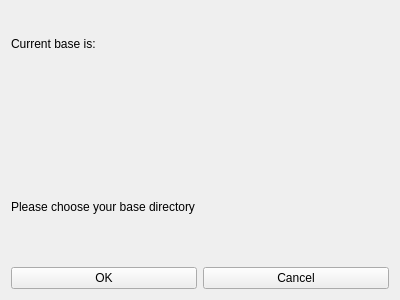
First picture: the form in basepathform.ui, repository xciollax/VSEL, before the edit.
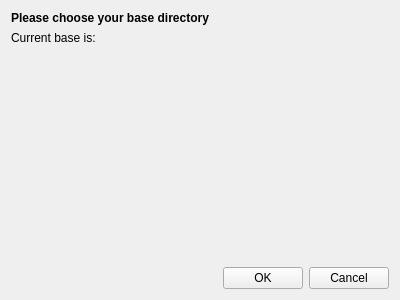
Second picture: the form after the edit.

Patch:
```diff
--- a/basepathform.ui
+++ b/basepathform.ui
@@ -13,19 +13,36 @@
   <property name="windowTitle">
    <string>Form</string>
   </property>
-  <layout class="QVBoxLayout" name="verticalLayout_4">
-   <item>
-    <layout class="QVBoxLayout" name="verticalLayout_3">
-     <item>
       <layout class="QVBoxLayout" name="verticalLayout_2">
        <item>
+    <widget class="QLabel" name="fixedMsgLabel">
+     <property name="font">
+      <font>
+       <weight>75</weight>
+       <bold>true</bold>
+      </font>
+     </property>
+     <property name="text">
+      <string>Please choose your base directory</string>
+     </property>
+    </widget>
+   </item>
+   <item>
+    <layout class="QFormLayout" name="formLayout">
+     <property name="labelAlignment">
+      <set>Qt::AlignLeading|Qt::AlignLeft|Qt::AlignVCenter</set>
+     </property>
+     <property name="formAlignment">
+      <set>Qt::AlignLeading|Qt::AlignLeft|Qt::AlignTop</set>
+     </property>
+     <item row="0" column="0">
         <widget class="QLabel" name="currentMsgLabel">
          <property name="text">
           <string>Current base is:</string>
          </property>
         </widget>
        </item>
-       <item>
+     <item row="0" column="1">
         <widget class="QLabel" name="currPathLabel">
          <property name="text">
           <string/>
@@ -35,16 +52,33 @@
       </layout>
      </item>
      <item>
-      <layout class="QVBoxLayout" name="verticalLayout">
-       <item>
-        <widget class="QLabel" name="fixedMsgLabel">
-         <property name="text">
-          <string>Please choose your base directory</string>
-         </property>
-        </widget>
+    <spacer name="verticalSpacer">
+     <property name="orientation">
+      <enum>Qt::Vertical</enum>
+     </property>
+     <property name="sizeHint" stdset="0">
+      <size>
+       <width>20</width>
+       <height>40</height>
+      </size>
+     </property>
+    </spacer>
        </item>
        <item>
         <layout class="QHBoxLayout" name="horizontalLayout">
+     <item>
+      <spacer name="horizontalSpacer">
+       <property name="orientation">
+        <enum>Qt::Horizontal</enum>
+       </property>
+       <property name="sizeHint" stdset="0">
+        <size>
+         <width>40</width>
+         <height>20</height>
+        </size>
+       </property>
+      </spacer>
+     </item>
          <item>
           <widget class="QPushButton" name="okButton">
            <property name="text">
@@ -58,10 +92,6 @@
             <string>Cancel</string>
            </property>
           </widget>
-         </item>
-        </layout>
-       </item>
-      </layout>
      </item>
     </layout>
    </item>
```
Lines whose indentation alone changed are shown as unchanged.
